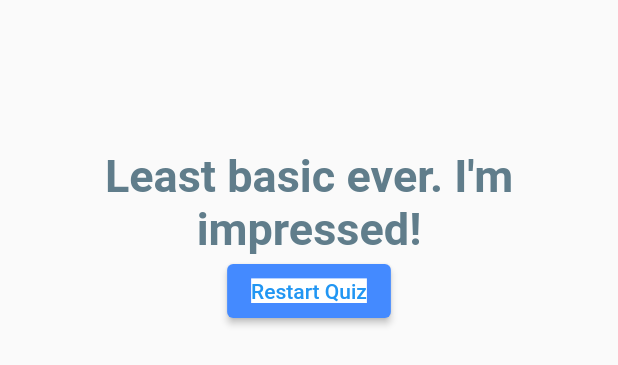
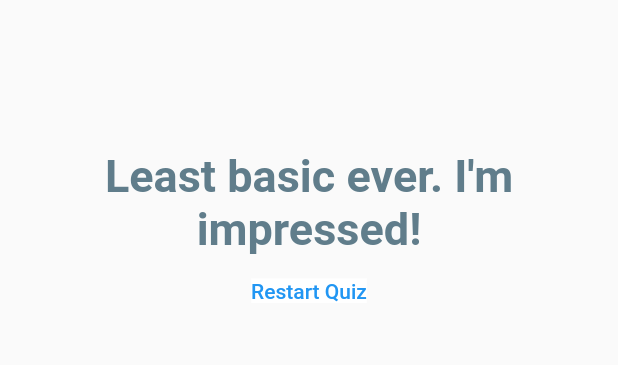
Before and after one commit to rinyasingh/first_flutter_app, a Flutter app: the Result widget shown alone on an empty page, opened directly with empty values, on a phone screen of 412 x 824 dp. Shown: the top 365 px of the screen. Run offline on Flutter 3.47's test engine with Material 2 defaults, Android fonts, the phone set to English and light mode, and no system bars.

Commit message:
updated buttons

```diff
--- a/lib/result.dart
+++ b/lib/result.dart
@@ -36,10 +36,7 @@ class Result extends StatelessWidget {
             color: Colors.blueGrey,
           ),
         ),
-        ElevatedButton(
-            style: ElevatedButton.styleFrom(
-              primary: Colors.blueAccent,
-            ),
+        TextButton(
             child: Text(
               'Restart Quiz',
               style: TextStyle(
```
Also changed, not shown: lib/answer.dart (+3 -4 lines).
